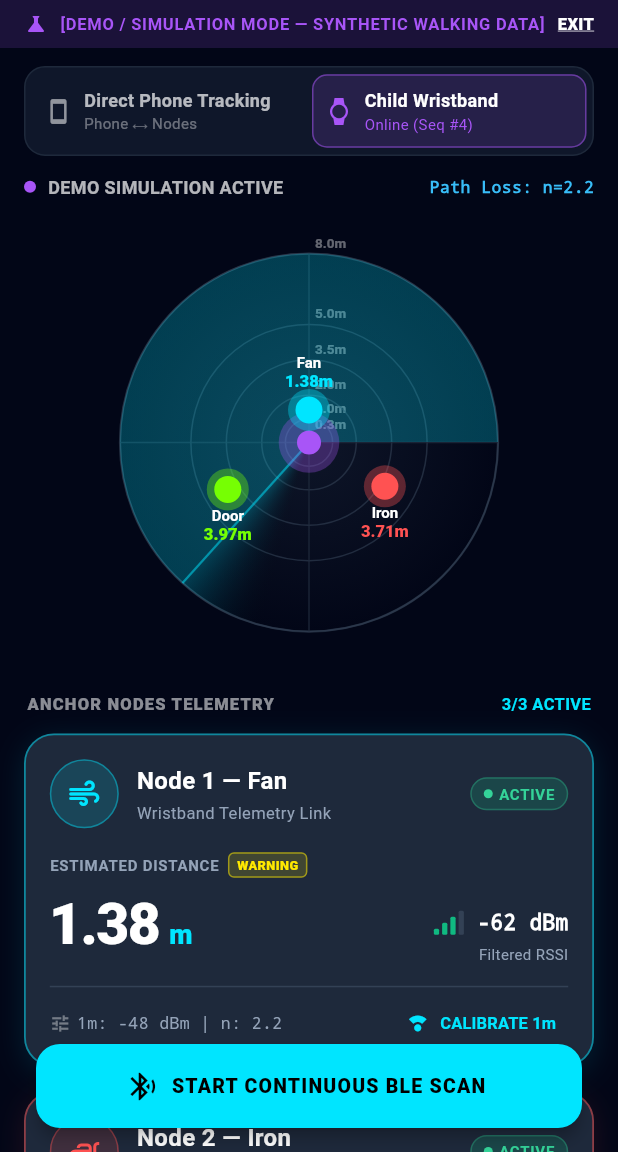
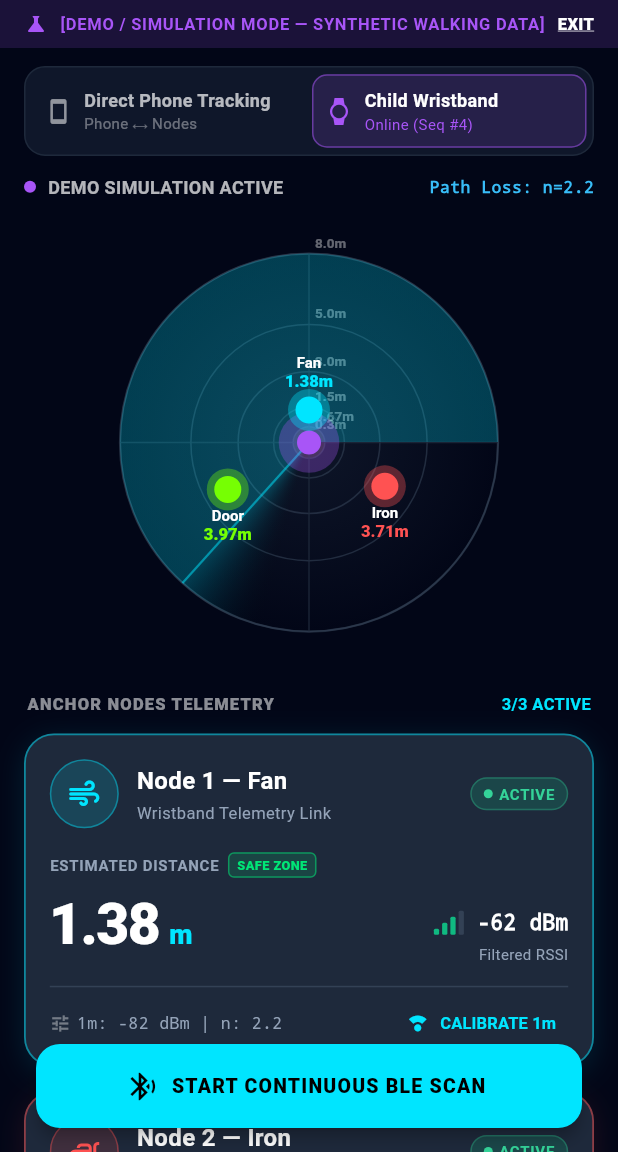
Before and after one commit to pratikdesai472006/SHAPNEST_1, a Flutter app: the screen it shows after launch, after a tap on "Child Wristband", after a tap on the "smart toy" icon, on a phone screen of 412 x 824 dp, the part 84-1236 px from its top. Run offline on Flutter 3.47's test engine with Material 3 defaults, Android fonts, the phone set to English and light mode, and no system bars; our stand-ins replace flutter_blue_plus, permission_handler, share_plus, shared_preferences.

Commit message:
Checkpoint v1.1: 100ms interval, 3 safety zones (<30cm danger, 30-67cm yellow, >67cm safe), dual calibration and backup APKs

```diff
--- a/shapnest_app/lib/models/node_data.dart
+++ b/shapnest_app/lib/models/node_data.dart
@@ -25,7 +25,10 @@ class NodeData {
   NodeState wbState;
 
   // Calibration parameters
-  int calibratedA; // Reference RSSI @ 1m (in dBm)
+  int directCalibratedA; // Reference RSSI @ 1m for Phone Link (in dBm)
+  int wbCalibratedA; // Reference RSSI @ 1m for Wristband Link (in dBm)
+  int get calibratedA => directCalibratedA;
+  set calibratedA(int val) => directCalibratedA = val;
   double pathLossExpN; // Environmental factor n
   bool isUserCalibrated;
 
@@ -39,7 +42,9 @@ class NodeData {
     required this.icon,
     required this.primaryColor,
     required this.dangerDistanceM,
-    this.calibratedA = ShapnestProtocol.defaultRefRssi1m,
+    int? directCalibratedA,
+    int? wbCalibratedA,
+    int? calibratedA,
     this.pathLossExpN = 2.2,
     this.isUserCalibrated = false,
     this.directDistanceM,
@@ -54,26 +59,30 @@ class NodeData {
     this.wbState = NodeState.offline,
     this.packetCount = 0,
     this.packetsPerSecond = 0.0,
-  });
+  })  : directCalibratedA = calibratedA ?? directCalibratedA ?? ShapnestProtocol.defaultRefRssi1m,
+        wbCalibratedA = wbCalibratedA ?? ShapnestProtocol.defaultWbRefRssi1m;
 
-  /// Check whether the node is currently in the danger zone
+  /// Check whether the node is currently in the dangerous zone (< 30 cm)
   bool isDanger(double? distanceM) {
     if (distanceM == null) return false;
-    return distanceM <= dangerDistanceM || distanceM <= 1.00;
+    return distanceM < 0.30;
+  }
+
+  /// Check whether the node is currently in the yellow warning zone (30 - 67 cm)
+  bool isWarning(double? distanceM) {
+    if (distanceM == null) return false;
+    return distanceM >= 0.30 && distanceM <= 0.67;
   }
 
   /// Classify distance into standard SHAPNEST Safety Zones:
-  /// - 0–30 cm: Critical Danger
-  /// - 30–100 cm: Danger
-  /// - 100–200 cm: Warning
-  /// - >200 cm: Safe
+  /// - Below 30 cm: Dangerous Zone (Red)
+  /// - 30 cm to 67 cm: Yellow Zone (Yellow/Warning)
+  /// - Further than 67 cm: Safe Zone (Green)
   ProximityZone? getZone(double? distanceM) {
     if (distanceM == null) return null;
-    if (distanceM <= 0.30) {
-      return ProximityZone.criticalDanger;
-    } else if (distanceM <= 1.00) {
+    if (distanceM < 0.30) {
       return ProximityZone.danger;
-    } else if (distanceM <= 2.00) {
+    } else if (distanceM <= 0.67) {
       return ProximityZone.warning;
     } else {
       return ProximityZone.safe;
--- a/shapnest_app/lib/models/shapnest_protocol.dart
+++ b/shapnest_app/lib/models/shapnest_protocol.dart
@@ -42,6 +42,7 @@ class ShapnestProtocol {
   static const double distanceMinM = 0.15;
   static const double distanceMaxM = 8.00;
   static const int distanceOfflineCm = 0xFFFF;
+  static const int rssiOffline = -128;
 
   // Staleness timeouts
   static const Duration nodeActiveTimeout = Duration(milliseconds: 1400);
--- a/shapnest_app/lib/services/distance_engine.dart
+++ b/shapnest_app/lib/services/distance_engine.dart
@@ -6,34 +6,29 @@ import 'kalman_filter.dart';
 
 /// Standard SHAPNEST Proximity Safety Classification
 enum ProximityZone {
-  criticalDanger, // 0 - 30 cm
-  danger,         // 30 - 100 cm
-  warning,        // 100 - 200 cm
-  safe;           // > 200 cm
+  danger,  // < 30 cm (Dangerous Zone - Red)
+  warning, // 30 cm - 67 cm (Yellow Zone)
+  safe;    // > 67 cm (Safe Zone - Green)
 
   String get displayName {
     switch (this) {
-      case ProximityZone.criticalDanger:
-        return 'CRITICAL DANGER';
       case ProximityZone.danger:
-        return 'DANGER';
+        return 'DANGEROUS ZONE';
       case ProximityZone.warning:
-        return 'WARNING';
+        return 'YELLOW ZONE';
       case ProximityZone.safe:
-        return 'SAFE';
+        return 'SAFE ZONE';
     }
   }
 
   Color get color {
     switch (this) {
-      case ProximityZone.criticalDanger:
-        return const Color(0xFFFF1744); // Neon Red
       case ProximityZone.danger:
-        return const Color(0xFFFF9100); // Amber/Orange
+        return const Color(0xFFFF1744); // Neon Red (< 30cm)
       case ProximityZone.warning:
-        return const Color(0xFFFFEA00); // Yellow
+        return const Color(0xFFFFEA00); // Yellow (30cm - 67cm)
       case ProximityZone.safe:
-        return const Color(0xFF00E676); // Mint Green
+        return const Color(0xFF00E676); // Mint Green (> 67cm)
     }
   }
 }
@@ -53,11 +48,14 @@ class DistanceEngine {
   // Velocity limiting
   final Map<int, double> _lastCalculatedDistances = {};
   final Map<int, DateTime> _lastCalculationTimes = {};
-  static const double _maxRetreatSpeedMps = 2.5; // Walking away
-  static const double _maxApproachSpeedMps = 3.5; // Fast step toward hazard
+  static const double _maxRetreatSpeedMps = 3.5; // Walking away
+  static const double _maxApproachSpeedMps = 4.5; // Fast step toward hazard
 
-  // Per-node calibrated 1m reference RSSI (A)
+  // Per-node calibrated 1m reference RSSI (A) for Direct Phone Link
   final Map<int, int> _calibratedA = {};
+
+  // Per-node calibrated 1m reference RSSI (A) for Child Wristband Link
+  final Map<int, int> _wbCalibratedA = {};
 
   // Environmental path loss exponent (n)
   double globalPathLossN = 2.2;
@@ -67,6 +65,7 @@ class DistanceEngine {
       _kalmanFilters[i] = RssiKalmanFilter();
       _sampleBuffers[i] = [];
       _calibratedA[i] = ShapnestProtocol.defaultRefRssi1m;
+      _wbCalibratedA[i] = ShapnestProtocol.defaultWbRefRssi1m;
     }
   }
 
@@ -80,14 +79,25 @@ class DistanceEngine {
       if (savedA != null) {
         _calibratedA[i] = savedA;
       }
+      final savedWbA = prefs.getInt('shapnest_cal_wb_a_node_$i');
+      if (savedWbA != null) {
+        _wbCalibratedA[i] = savedWbA;
+      }
     }
   }
 
-  /// Save calibration for a specific node
+  /// Save calibration for a specific node (Phone)
   Future<void> saveCalibration(int nodeId, int referenceRssi1m) async {
     _calibratedA[nodeId] = referenceRssi1m;
     final prefs = await SharedPreferences.getInstance();
     await prefs.setInt('shapnest_cal_a_node_$nodeId', referenceRssi1m);
+  }
+
+  /// Save calibration for a specific node (Wristband)
+  Future<void> saveWbCalibration(int nodeId, int referenceRssi1m) async {
+    _wbCalibratedA[nodeId] = referenceRssi1m;
+    final prefs = await SharedPreferences.getInstance();
+    await prefs.setInt('shapnest_cal_wb_a_node_$nodeId', referenceRssi1m);
   }
 
   /// Save global path loss exponent
@@ -104,8 +114,19 @@ class DistanceEngine {
     await prefs.remove('shapnest_cal_a_node_$nodeId');
   }
 
+  /// Reset wristband calibration back to hardware defaults
+  Future<void> resetWbCalibration(int nodeId) async {
+    _wbCalibratedA[nodeId] = ShapnestProtocol.defaultWbRefRssi1m;
+    final prefs = await SharedPreferences.getInstance();
+    await prefs.remove('shapnest_cal_wb_a_node_$nodeId');
+  }
+
   int getCalibratedA(int nodeId) {
     return _calibratedA[nodeId] ?? ShapnestProtocol.defaultRefRssi1m;
+  }
+
+  int getWbCalibratedA(int nodeId) {
+    return _wbCalibratedA[nodeId] ?? ShapnestProtocol.defaultWbRefRssi1m;
   }
 
   RssiKalmanFilter? getFilter(int nodeId) => _kalmanFilters[nodeId];
@@ -159,12 +180,17 @@ class DistanceEngine {
     final filteredRssiInt = filteredRssiDouble.round();
     final motionState = kalman.motionState;
 
-    // 4. Log-Distance Path Loss Model
-    // d = 10 ^ ((A - RSSI) / (10 * n))
+    // 4. Log-Distance Path Loss Model (Continuous Dual-Zone Transition)
     final refA = (customA ?? _calibratedA[nodeId] ?? ShapnestProtocol.defaultRefRssi1m).toDouble();
     final expN = customN ?? globalPathLossN;
 
-    final exponent = (refA - filteredRssiDouble) / (10.0 * expN);
+    // Near-field (<1m, RSSI > refA) uses lower attenuation (n ~ 1.8) since direct LOS dominates;
+    // Far-field (>=1m, RSSI <= refA) uses indoor clutter exponent (n ~ 2.2 - 2.4).
+    final effectiveN = filteredRssiDouble > refA
+        ? (expN * 0.85).clamp(1.6, 2.0)
+        : expN;
+
+    final exponent = (refA - filteredRssiDouble) / (10.0 * effectiveN);
     double calculatedDistance = pow(10.0, exponent).toDouble();
 
     // 5. Asymmetric Velocity Limiting
@@ -262,12 +288,13 @@ class DistanceResult {
   int get distanceCm => (distanceMeters * 100).round();
 
   /// Proximity Safety Zone Classification
+  /// - Below 30 cm: Dangerous Zone (Red)
+  /// - 30 cm to 67 cm: Yellow Zone (Yellow/Warning)
+  /// - Further than 67 cm: Safe Zone (Green)
   ProximityZone get zone {
-    if (distanceMeters <= 0.30) {
-      return ProximityZone.criticalDanger;
-    } else if (distanceMeters <= 1.00) {
+    if (distanceMeters < 0.30) {
       return ProximityZone.danger;
-    } else if (distanceMeters <= 2.00) {
+    } else if (distanceMeters <= 0.67) {
       return ProximityZone.warning;
     } else {
       return ProximityZone.safe;
--- a/shapnest_app/lib/ui/widgets/node_card.dart
+++ b/shapnest_app/lib/ui/widgets/node_card.dart
@@ -36,15 +36,18 @@ class NodeCard extends StatelessWidget {
 
     final isOnline = state != NodeState.offline && distM != null;
     final zone = isOnline ? node.getZone(distM) : null;
-    final isDanger = isOnline && (zone == ProximityZone.criticalDanger || zone == ProximityZone.danger);
+    final isDanger = isOnline && (zone == ProximityZone.danger);
+    final isWarning = isOnline && (zone == ProximityZone.warning);
 
     // Dynamic Card Border & Background Colors
     final cardBg = isDark ? const Color(0xFF1E293B) : Colors.white;
     final borderColor = isDanger
         ? const Color(0xFFFF1744)
-        : (isOnline
-            ? (isDark ? node.primaryColor.withValues(alpha: 0.5) : node.primaryColor.withValues(alpha: 0.6))
-            : (isDark ? const Color(0xFF334155) : const Color(0xFFE2E8F0)));
+        : (isWarning
+            ? const Color(0xFFFFEA00)
+            : (isOnline
+                ? (isDark ? node.primaryColor.withValues(alpha: 0.5) : node.primaryColor.withValues(alpha: 0.6))
+                : (isDark ? const Color(0xFF334155) : const Color(0xFFE2E8F0))));
 
     return Container(
       margin: const EdgeInsets.symmetric(horizontal: 16, vertical: 8),
@@ -53,15 +56,17 @@ class NodeCard extends StatelessWidget {
         borderRadius: BorderRadius.circular(20),
         border: Border.all(
           color: borderColor,
-          width: isDanger ? 2.0 : 1.2,
+          width: isDanger ? 2.0 : (isWarning ? 1.8 : 1.2),
         ),
         boxShadow: [
           BoxShadow(
             color: isDanger
                 ? const Color(0xFFFF1744).withValues(alpha: 0.25)
-                : (isOnline
-                    ? node.primaryColor.withValues(alpha: isDark ? 0.12 : 0.08)
-                    : (isDark ? Colors.black26 : Colors.black.withValues(alpha: 0.04))),
+                : (isWarning
+                    ? const Color(0xFFFFEA00).withValues(alpha: 0.20)
+                    : (isOnline
+                        ? node.primaryColor.withValues(alpha: isDark ? 0.12 : 0.08)
+                        : (isDark ? Colors.black26 : Colors.black.withValues(alpha: 0.04)))),
             blurRadius: 16,
             offset: const Offset(0, 4),
           ),
@@ -69,31 +74,57 @@ class NodeCard extends StatelessWidget {
       ),
       child: Column(
         children: [
-          // Danger Alert Ribbon
+          // Danger Alert Ribbon (< 30 cm)
           if (isDanger)
             Container(
               width: double.infinity,
               padding: const EdgeInsets.symmetric(vertical: 4, horizontal: 12),
-              decoration: BoxDecoration(
-                color: zone == ProximityZone.criticalDanger
-                    ? const Color(0xFFFF1744)
-                    : const Color(0xFFFF9100),
-                borderRadius: const BorderRadius.only(
+              decoration: const BoxDecoration(
+                color: Color(0xFFFF1744),
+                borderRadius: BorderRadius.only(
                   topLeft: Radius.circular(18),
                   topRight: Radius.circular(18),
                 ),
               ),
-              child: Row(
+              child: const Row(
                 mainAxisAlignment: MainAxisAlignment.center,
                 children: [
-                  const Icon(Icons.warning_amber_rounded, color: Colors.white, size: 16),
-                  const SizedBox(width: 6),
+                  Icon(Icons.dangerous_rounded, color: Colors.white, size: 16),
+                  SizedBox(width: 6),
                   Text(
-                    zone == ProximityZone.criticalDanger
-                        ? 'CRITICAL PROXIMITY HAZARD (< 30 cm)!'
-                        : 'PROXIMITY DANGER ZONE (30–100 cm)!',
-                    style: const TextStyle(
+                    'DANGEROUS PROXIMITY ZONE (< 30 cm)!',
+                    style: TextStyle(
                       color: Colors.white,
+                      fontSize: 11,
+                      fontWeight: FontWeight.w900,
+                      letterSpacing: 0.8,
+                    ),
+                  ),
+                ],
+              ),
+            ),
+
+          // Yellow Warning Ribbon (30 - 67 cm)
+          if (isWarning)
+            Container(
+              width: double.infinity,
+              padding: const EdgeInsets.symmetric(vertical: 4, horizontal: 12),
+              decoration: const BoxDecoration(
+                color: Color(0xFFFFD600),
+                borderRadius: BorderRadius.only(
+                  topLeft: Radius.circular(18),
+                  topRight: Radius.circular(18),
+                ),
+              ),
+              child: const Row(
+                mainAxisAlignment: MainAxisAlignment.center,
+                children: [
+                  Icon(Icons.warning_amber_rounded, color: Colors.black, size: 16),
+                  SizedBox(width: 6),
+                  Text(
+                    'YELLOW ZONE (30–67 cm)',
+                    style: TextStyle(
+                      color: Colors.black,
                       fontSize: 11,
                       fontWeight: FontWeight.w900,
                       letterSpacing: 0.8,
@@ -301,7 +332,7 @@ class NodeCard extends StatelessWidget {
                         ),
                         const SizedBox(width: 4),
                         Text(
-                          '1m: ${node.calibratedA} dBm | n: ${node.pathLossExpN.toStringAsFixed(1)}',
+                          '1m: ${(trackingSource == TrackingSource.directPhone ? node.directCalibratedA : node.wbCalibratedA)} dBm | n: ${node.pathLossExpN.toStringAsFixed(1)}',
                           style: TextStyle(
                             color: theme.colorScheme.onSurfaceVariant,
                             fontSize: 11,
--- a/shapnest_app/lib/ui/widgets/radar_view.dart
+++ b/shapnest_app/lib/ui/widgets/radar_view.dart
@@ -105,8 +105,24 @@ class RadarPainter extends CustomPainter {
       ..strokeWidth = 1.5;
     canvas.drawCircle(center, maxRadius, borderPaint);
 
-    // 2. Concentric Distance Grid Rings
-    final ringDistancesM = [0.3, 1.0, 2.0, 3.5, 5.0, 8.0];
+    // 2. Safety Zone Shading (Dangerous Zone < 0.30m, Yellow Zone 0.30m - 0.67m)
+    final rDanger = (0.30 / ShapnestProtocol.distanceMaxM) * maxRadius;
+    final rYellow = (0.67 / ShapnestProtocol.distanceMaxM) * maxRadius;
+
+    // Yellow Zone annulus (0.30m - 0.67m)
+    final yellowPaint = Paint()
+      ..color = const Color(0xFFFFEA00).withValues(alpha: isDark ? 0.08 : 0.06)
+      ..style = PaintingStyle.fill;
+    canvas.drawCircle(center, rYellow, yellowPaint);
+
+    // Dangerous Zone disc (< 0.30m)
+    final dangerPaint = Paint()
+      ..color = const Color(0xFFFF1744).withValues(alpha: isDark ? 0.14 : 0.10)
+      ..style = PaintingStyle.fill;
+    canvas.drawCircle(center, rDanger, dangerPaint);
+
+    // 3. Concentric Distance Grid Rings
+    final ringDistancesM = [0.3, 0.67, 1.5, 3.0, 5.0, 8.0];
     final ringPaint = Paint()
       ..color = isDark
           ? const Color(0xFF334155).withValues(alpha: 0.6)
@@ -119,7 +135,9 @@ class RadarPainter extends CustomPainter {
       canvas.drawCircle(center, r, ringPaint);
 
       // Ring Distance Text Label
-      final label = unit == 'm' ? '${dist.toStringAsFixed(1)}m' : '${(dist * 100).toInt()}cm';
+      final label = dist == 0.67
+          ? (unit == 'm' ? '0.67m' : '67cm')
+          : (unit == 'm' ? '${dist.toStringAsFixed(1)}m' : '${(dist * 100).toInt()}cm');
       final textSpan = TextSpan(
         text: label,
         style: TextStyle(
```
Also changed, not shown: shapnest_app/lib/services/ble_service.dart (+95 -20 lines), shapnest_app/lib/services/kalman_filter.dart (+9 -9 lines), shapnest_app/lib/ui/widgets/calibration_sheet.dart (+38 -2 lines), 1 other file.
